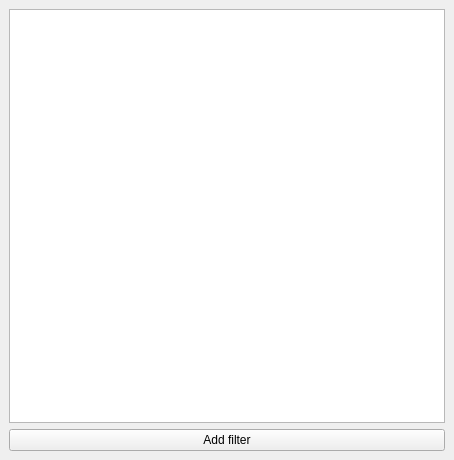
Octets/SeaGoatVision, file CapraVision/client/qt/uifiles/WinFilterSel.ui: the form before one commit.
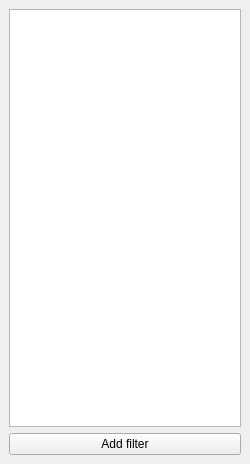
The form after the commit.

```diff
--- a/CapraVision/client/qt/uifiles/WinFilterSel.ui
+++ b/CapraVision/client/qt/uifiles/WinFilterSel.ui
@@ -6,10 +6,19 @@
    <rect>
     <x>0</x>
     <y>0</y>
-    <width>454</width>
-    <height>460</height>
+    <width>250</width>
+    <height>464</height>
    </rect>
   </property>
+  <property name="minimumSize">
+   <size>
+    <width>250</width>
+    <height>250</height>
+   </size>
+  </property>
+  <property name="features">
+   <set>QDockWidget::DockWidgetFloatable|QDockWidget::DockWidgetMovable</set>
+  </property>
   <property name="windowTitle">
    <string>Filter Selector</string>
   </property>
```
